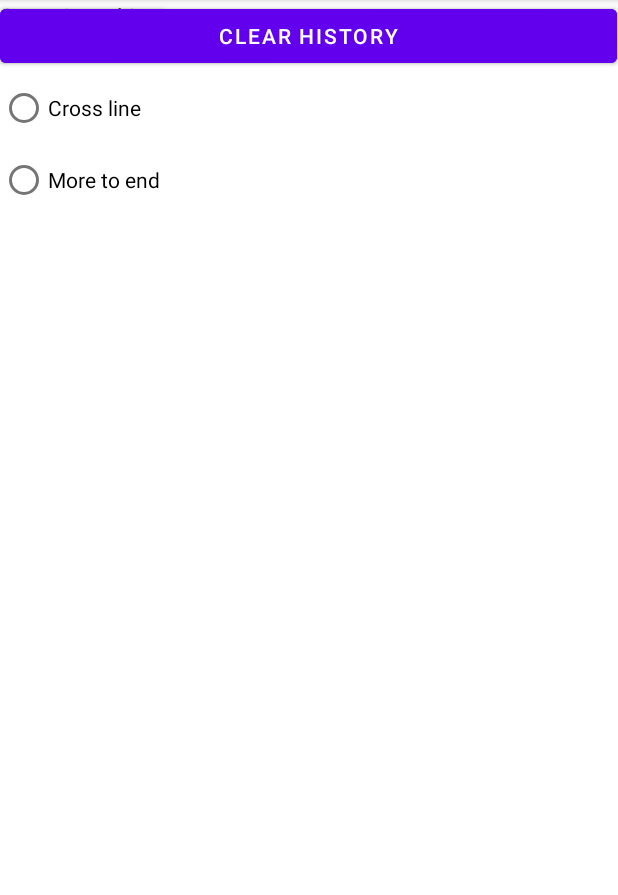
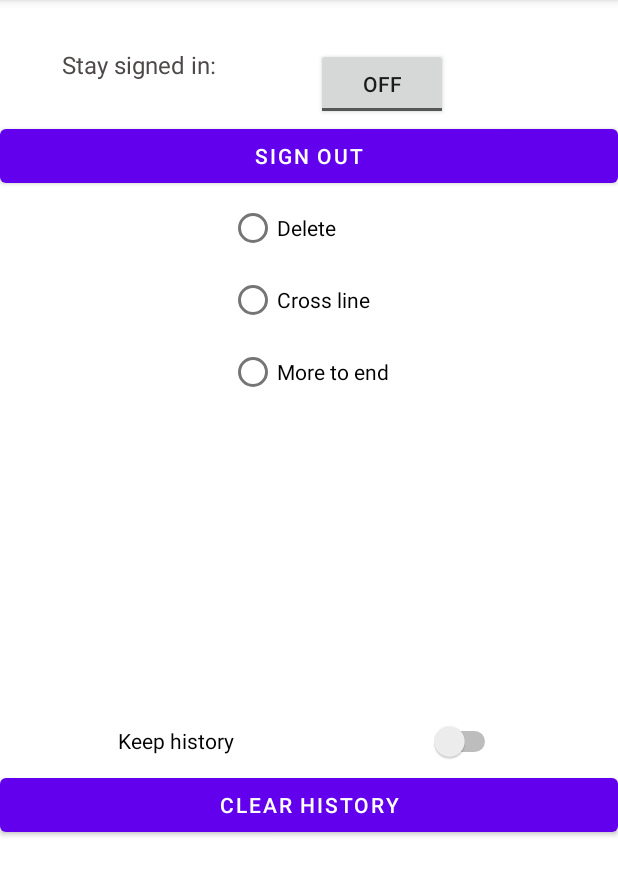
Before and after one commit to Notskiee7/NoorTaskM, an Android app: the SettingsActivity screen opened directly, with no data from a screen before it, on a phone screen of 412 x 824 dp, the part 84-979 px from its top. Run offline under Robolectric (Android 15) with nearby library versions, the phone set to English and light mode, and no system bars.

Commit message:
after designing all activities all activities' graphics components (view) declared and found view by id

```diff
--- a/app/src/main/java/noor/application/noortaskm/MainActivity.java
+++ b/app/src/main/java/noor/application/noortaskm/MainActivity.java
@@ -1,9 +1,14 @@
 package noor.application.noortaskm;
 
+import androidx.annotation.NonNull;
+import androidx.appcompat.app.AlertDialog;
 import androidx.appcompat.app.AppCompatActivity;
 
+import android.content.DialogInterface;
+import android.content.Intent;
 import android.os.Bundle;
 import android.view.Menu;
+import android.view.MenuItem;
 import android.widget.ListView;
 import android.widget.SearchView;
 
@@ -19,14 +24,45 @@ public class MainActivity extends AppCompatActivity {
         super.onCreate(savedInstanceState);
         setContentView(R.layout.activity_main);
 
-        FABmain=findViewById(R.id.FABmain);
-        SVTask=findViewById(R.id.SVTask);
-        LVMain=findViewById(R.id.LVMain);
+        FABmain = findViewById(R.id.FABmain);
+        SVTask = findViewById(R.id.SVTask);
+        LVMain = findViewById(R.id.LVMain);
     }
 
     @Override
     public boolean onCreateOptionsMenu(Menu menu) {
-        getMenuInflater().inflate(R.menu.main_menu,menu);
+        getMenuInflater().inflate(R.menu.main_menu, menu);
+        return true;
+
+    }
+
+    @Override
+    public boolean onOptionsItemSelected(@NonNull MenuItem item) {
+        if (item.getItemId() == R.id.itmHistory) {
+            Intent i=new Intent(getApplicationContext(), HistoryActivity.class);
+            startActivity(i);
+
+        }
+        if (item.getItemId() == R.id.itmSettings) {
+            Intent i = new Intent(getApplicationContext(), SettingsActivity.class);
+            startActivity(i);
+        }
+        if (item.getItemId() == R.id.itmSignOut) {
+            AlertDialog.Builder builder=new AlertDialog.Builder(this);
+            //
+            builder.setMessage("Are you sure");
+            //
+            builder.setCancelable(false);
+
+            builder.setPositiveButton("YES",  this);
+            //
+            builder.setNegativeButton("NO",  this);
+            //
+            AlertDialog dialog=builder.create();
+            //
+            dialog.show();
+
+        }
         return true;
     }
 }
--- a/app/src/main/java/noor/application/noortaskm/SettingsActivity.java
+++ b/app/src/main/java/noor/application/noortaskm/SettingsActivity.java
@@ -25,7 +25,6 @@ public class SettingsActivity extends AppCompatActivity {
         super.onCreate(savedInstanceState);
         setContentView(R.layout.activity_settings);
         TVsettings=findViewById(R.id.TVsettings);
-        TVended=findViewById(R.id.TVended);
         BTNsettings=findViewById(R.id.BTNsettings);
         BTNclear=findViewById(R.id.BTNclear);
         TBsinged=findViewById(R.id.TBhsigned);
--- a/app/src/main/res/layout/activity_settings.xml
+++ b/app/src/main/res/layout/activity_settings.xml
@@ -8,27 +8,33 @@
 
     <TextView
         android:id="@+id/TVsettings"
-        android:layout_width="110dp"
-        android:layout_height="32dp"
+        android:layout_width="wrap_content"
+        android:layout_height="wrap_content"
+        android:layout_marginStart="41dp"
+        android:layout_marginTop="32dp"
         android:text="Stay signed in:"
         android:textColor="#4E4949"
         android:textSize="16sp"
-        tools:layout_editor_absoluteX="43dp"
-        tools:layout_editor_absoluteY="47dp" />
+        app:layout_constraintStart_toStartOf="parent"
+        app:layout_constraintTop_toTopOf="parent" />
 
     <Button
         android:id="@+id/BTNsettings"
-        android:layout_width="411dp"
+        android:layout_width="0dp"
         android:layout_height="wrap_content"
         android:text="Sign out"
         app:iconTint="#170F0F"
-        tools:layout_editor_absoluteY="122dp" />
+        app:layout_constraintEnd_toEndOf="parent"
+        app:layout_constraintStart_toStartOf="parent"
+        app:layout_constraintTop_toBottomOf="@+id/TBhsigned" />
 
     <RadioGroup
         android:id="@+id/RGsettings"
-        android:layout_width="411dp"
+        android:layout_width="wrap_content"
         android:layout_height="wrap_content"
-        tools:layout_editor_absoluteY="222dp">
+        app:layout_constraintEnd_toEndOf="parent"
+        app:layout_constraintStart_toStartOf="parent"
+        app:layout_constraintTop_toBottomOf="@+id/BTNsettings">
 
         <RadioButton
             android:id="@+id/RBdelete"
@@ -52,35 +58,35 @@
 
     <ToggleButton
         android:id="@+id/TBhsigned"
-        android:layout_width="114dp"
-        android:layout_height="36dp"
+        android:layout_width="wrap_content"
+        android:layout_height="wrap_content"
+        android:layout_marginTop="32dp"
+        android:layout_marginEnd="113dp"
         android:text="ToggleButton"
-        tools:ignore="TouchTargetSizeCheck"
-        tools:layout_editor_absoluteX="240dp"
-        tools:layout_editor_absoluteY="47dp" />
+        app:layout_constraintBottom_toTopOf="@+id/BTNsettings"
+        app:layout_constraintEnd_toEndOf="parent"
+        app:layout_constraintTop_toTopOf="parent"
+        tools:ignore="TouchTargetSizeCheck" />
 
     <Button
         android:id="@+id/BTNclear"
-        android:layout_width="411dp"
+        android:layout_width="0dp"
         android:layout_height="wrap_content"
+        android:layout_marginBottom="207dp"
         android:text="Clear history"
-        tools:layout_editor_absoluteY="544dp" />
-
-    <TextView
-        android:id="@+id/TVended"
-        android:layout_width="0dp"
-        android:layout_height="0dp"
-        android:text="Ended tasks:"
-        android:textColor="#5E5252"
-        android:textSize="16sp" />
+        app:layout_constraintBottom_toBottomOf="parent"
+        app:layout_constraintEnd_toEndOf="parent"
+        app:layout_constraintHorizontal_bias="0.0"
+        app:layout_constraintStart_toStartOf="parent" />
 
     <Switch
         android:id="@+id/SWhistory"
         android:layout_width="255dp"
-        android:layout_height="58dp"
+        android:layout_height="37dp"
         android:text="Keep history"
-        tools:ignore="TouchTargetSizeCheck"
-        tools:layout_editor_absoluteX="78dp"
-        tools:layout_editor_absoluteY="434dp" />
+        app:layout_constraintBottom_toTopOf="@+id/BTNclear"
+        app:layout_constraintEnd_toEndOf="parent"
+        app:layout_constraintStart_toStartOf="parent"
+        tools:ignore="TouchTargetSizeCheck" />
 
 </androidx.constraintlayout.widget.ConstraintLayout>
--- a/app/src/main/res/menu/main_menu.xml
+++ b/app/src/main/res/menu/main_menu.xml
@@ -5,8 +5,8 @@
         android:orderInCategory="100"
         android:title="History" />
     <item
-        android:id="@+id/itmSignUp"
-        android:title="Sign Up" />
+        android:id="@+id/itmSignOut"
+        android:title="sign Out" />
     <item
         android:id="@+id/itmSettings"
         android:title="Settings" />
```
